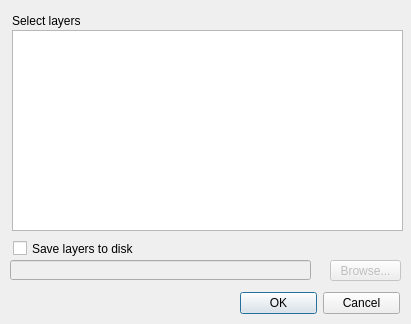
First picture: the form in forms/hcmgis_opendata_form.ui, repository thangqd/HCMGIS, before the edit.
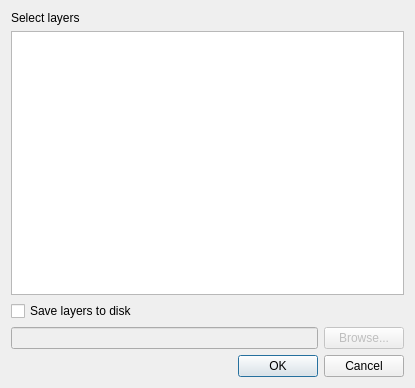
Second picture: the form after the edit.

```diff
--- a/forms/hcmgis_opendata_form.ui
+++ b/forms/hcmgis_opendata_form.ui
@@ -12,8 +12,8 @@
    <rect>
     <x>0</x>
     <y>0</y>
-    <width>411</width>
-    <height>324</height>
+    <width>415</width>
+    <height>388</height>
    </rect>
   </property>
   <property name="mouseTracking">
@@ -22,88 +22,41 @@
   <property name="windowTitle">
    <string>HCMGIS OpenData</string>
   </property>
-  <widget class="QDialogButtonBox" name="buttonBox">
-   <property name="geometry">
-    <rect>
-     <x>240</x>
-     <y>290</y>
-     <width>160</width>
-     <height>26</height>
-    </rect>
-   </property>
-   <property name="orientation">
-    <enum>Qt::Horizontal</enum>
-   </property>
-   <property name="standardButtons">
-    <set>QDialogButtonBox::Cancel|QDialogButtonBox::Ok</set>
-   </property>
-  </widget>
+  <layout class="QVBoxLayout" name="verticalLayout">
+   <item>
   <widget class="QLabel" name="label_4">
-   <property name="geometry">
-    <rect>
-     <x>12</x>
-     <y>10</y>
-     <width>141</width>
-     <height>22</height>
-    </rect>
+     <property name="layoutDirection">
+      <enum>Qt::LeftToRight</enum>
    </property>
    <property name="text">
     <string>Select layers</string>
    </property>
-  </widget>
+     <property name="alignment">
+      <set>Qt::AlignLeading|Qt::AlignLeft|Qt::AlignVCenter</set>
+     </property>
+    </widget>
+   </item>
+   <item>
   <widget class="QListWidget" name="sourcelayers">
-   <property name="geometry">
-    <rect>
-     <x>12</x>
-     <y>30</y>
-     <width>391</width>
-     <height>201</height>
-    </rect>
-   </property>
    <property name="selectionMode">
     <enum>QAbstractItemView::ExtendedSelection</enum>
    </property>
   </widget>
-  <widget class="QLineEdit" name="LinOutputFolder">
-   <property name="enabled">
-    <bool>false</bool>
-   </property>
-   <property name="geometry">
-    <rect>
-     <x>10</x>
-     <y>260</y>
-     <width>301</width>
-     <height>20</height>
-    </rect>
-   </property>
-   <property name="mouseTracking">
-    <bool>true</bool>
-   </property>
-   <property name="focusPolicy">
-    <enum>Qt::StrongFocus</enum>
-   </property>
-   <property name="acceptDrops">
-    <bool>false</bool>
-   </property>
+   </item>
+   <item>
+    <widget class="QCheckBox" name="ChkSaveShapefile">
    <property name="text">
-    <string/>
-   </property>
-   <property name="readOnly">
-    <bool>false</bool>
-   </property>
-  </widget>
+      <string>Save layers to disk</string>
+     </property>
+    </widget>
+   </item>
+   <item>
+    <layout class="QGridLayout" name="gridLayout">
+     <item row="0" column="1">
   <widget class="QPushButton" name="BtnOutputFolder">
    <property name="enabled">
     <bool>false</bool>
    </property>
-   <property name="geometry">
-    <rect>
-     <x>330</x>
-     <y>260</y>
-     <width>71</width>
-     <height>21</height>
-    </rect>
-   </property>
    <property name="font">
     <font>
      <weight>50</weight>
@@ -114,19 +67,42 @@
     <string>Browse...</string>
    </property>
   </widget>
-  <widget class="QCheckBox" name="ChkSaveShapefile">
-   <property name="geometry">
-    <rect>
-     <x>13</x>
-     <y>240</y>
-     <width>381</width>
-     <height>17</height>
-    </rect>
+     </item>
+     <item row="0" column="0">
+      <widget class="QLineEdit" name="LinOutputFolder">
+       <property name="enabled">
+        <bool>false</bool>
+       </property>
+       <property name="mouseTracking">
+        <bool>true</bool>
+       </property>
+       <property name="focusPolicy">
+        <enum>Qt::StrongFocus</enum>
+       </property>
+       <property name="acceptDrops">
+        <bool>false</bool>
    </property>
    <property name="text">
-    <string>Save layers to disk</string>
-   </property>
-  </widget>
+        <string/>
+       </property>
+       <property name="readOnly">
+        <bool>false</bool>
+       </property>
+      </widget>
+     </item>
+    </layout>
+   </item>
+   <item>
+    <widget class="QDialogButtonBox" name="buttonBox">
+     <property name="orientation">
+      <enum>Qt::Horizontal</enum>
+     </property>
+     <property name="standardButtons">
+      <set>QDialogButtonBox::Cancel|QDialogButtonBox::Ok</set>
+     </property>
+    </widget>
+   </item>
+  </layout>
  </widget>
  <tabstops>
   <tabstop>sourcelayers</tabstop>
```
Lines whose indentation alone changed are shown as unchanged.
